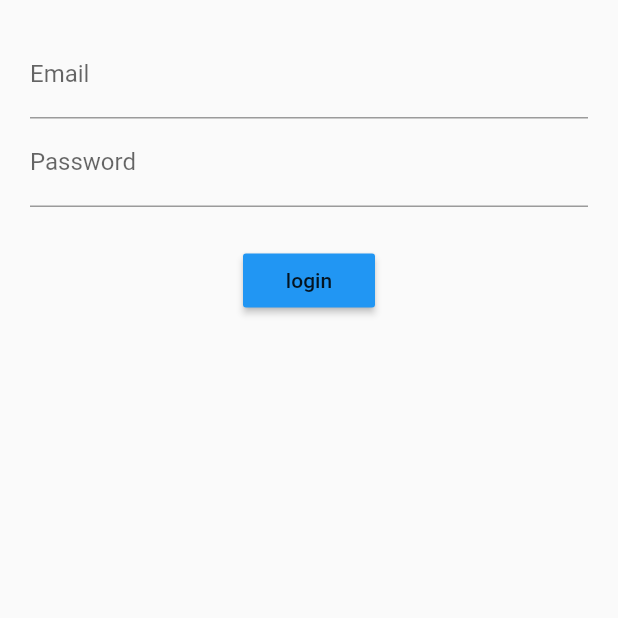
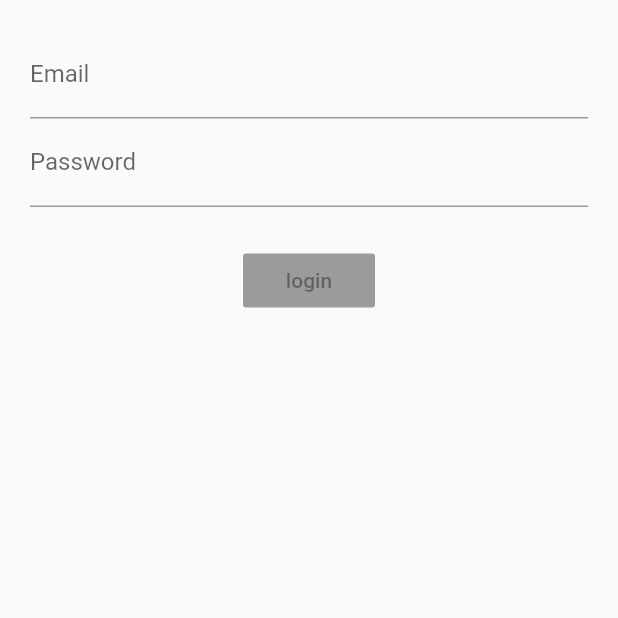
Before and after one commit to GAUARVCHIT/TryBlocPattern, a Flutter app: the screen it shows after launch, on a phone screen of 412 x 824 dp, the top half of it. Run offline on Flutter 3.47's test engine with Material 2 defaults, Android fonts, the phone set to English and light mode, and no system bars; our stand-ins replace rxdart.

Commit message:
project complete

```diff
--- a/lib/src/app.dart
+++ b/lib/src/app.dart
@@ -1,8 +1,17 @@
 import 'package:flutter/material.dart';
 import 'screens/login_screen.dart';
+import './blocs/provider.dart';
 
-class App extends StatelessWidget{
-  build(context){
+class App extends StatelessWidget {
+  build(context) {
+    return Provider(
+      child: MaterialApp(
+        title: 'Log Me In',
+        home: Scaffold(
+          body: LoginScreen(),
+        ),
+      ),
+    );
     return MaterialApp(
       title: 'Log Me In',
       home: Scaffold(
--- /dev/null
+++ b/lib/src/blocs/provider.dart
@@ -0,0 +1,13 @@
+import 'package:flutter/material.dart';
+import 'bloc.dart';
+
+class Provider extends InheritedWidget{
+  final bloc = Bloc();
+
+  Provider({Key key, Widget child}):super(key: key,child: child);
+  bool updateShouldNotify(_) => true;
+
+  static Bloc of(BuildContext context){
+    return (context.dependOnInheritedWidgetOfExactType<Provider>()).bloc;
+  }
+}
--- a/lib/src/screens/login_screen.dart
+++ b/lib/src/screens/login_screen.dart
@@ -1,24 +1,26 @@
 import 'package:flutter/material.dart';
 import '../blocs/bloc.dart';
+import '../blocs/provider.dart';
 
 class LoginScreen extends StatelessWidget {
   Widget build(context) {
+    final bloc = Provider.of(context);
     return Container(
       margin: EdgeInsets.all(20.0),
       child: Column(
         children: <Widget>[
-          emailField(),
-          passwordField(),
+          emailField(bloc),
+          passwordField(bloc),
           Container(
             margin: EdgeInsets.only(top: 25.0),
           ),
-          submitButton(),
+          submitButton(bloc),
         ],
       ),
     );
   }
 
-  Widget emailField() {
+  Widget emailField(Bloc bloc) {
     return StreamBuilder(
       stream: bloc.email,
       builder: (context, snapshot) {
@@ -34,7 +36,7 @@ class LoginScreen extends StatelessWidget {
     );
   }
 
-  Widget passwordField() {
+  Widget passwordField(Bloc bloc) {
     return StreamBuilder(
       stream: bloc.password,
       builder: (context, snapshot) {
@@ -50,11 +52,16 @@ class LoginScreen extends StatelessWidget {
     );
   }
 
-  Widget submitButton() {
-    return RaisedButton(
-      child: Text('login'),
-      color: Colors.blue,
-      onPressed: () {},
+  Widget submitButton(Bloc bloc) {
+    return StreamBuilder(
+      stream: bloc.submitValid,
+      builder: (context, snapshot) {
+        return RaisedButton(
+          child: Text('login'),
+          color: Colors.blue,
+          onPressed: snapshot.hasData ? bloc.submit : null,
+        );
+      },
     );
   }
 }
--- a/pubspec.yaml
+++ b/pubspec.yaml
@@ -28,6 +28,7 @@ dependencies:
   # The following adds the Cupertino Icons font to your application.
   # Use with the CupertinoIcons class for iOS style icons.
   cupertino_icons: ^0.1.3
+  rxdart: ^0.25.0
 
 dev_dependencies:
   flutter_test:
```
Also changed, not shown: lib/src/blocs/bloc.dart (+17 -7 lines), pubspec.lock.
